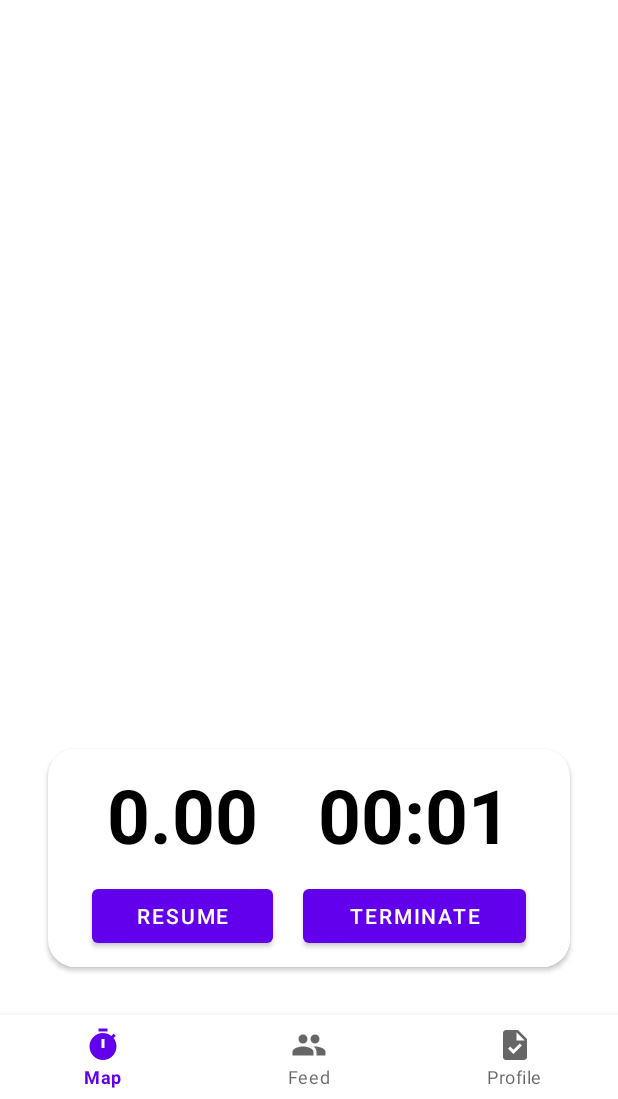
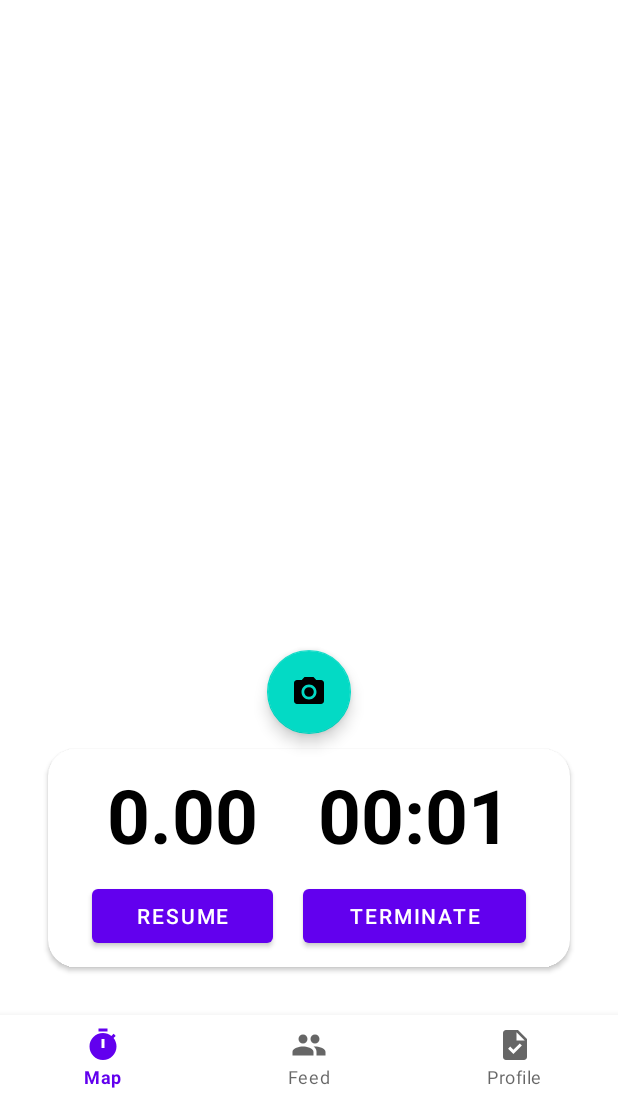
Before and after one commit to eapsa/cm_android_oart, an Android app: the screen it shows after launch once a user with an empty profile is signed in (MainActivity), after a tap on "PAUSE", on a phone screen of 412 x 824 dp, the part 137-1236 px from its top. Run offline under Robolectric (Android 15) with nearby library versions, the phone set to English and light mode, and no system bars; our stand-ins replace Firebase (no records; nobody signed in at launch, a user with empty details on screens opened directly), navigation-ui; 1 other tap on this screen came first.

Commit message:
camera button and timestamp

```diff
--- a/app/build.gradle
+++ b/app/build.gradle
@@ -11,7 +11,7 @@ android {
 
     defaultConfig {
         applicationId "com.example.oart"
-        minSdk 21
+        minSdk 26
         targetSdk 32
         versionCode 1
         versionName "1.0"
--- a/app/src/main/java/com/example/oart/MapsFragment.kt
+++ b/app/src/main/java/com/example/oart/MapsFragment.kt
@@ -9,7 +9,6 @@ import android.content.Intent
 import android.content.pm.PackageManager
 import android.location.Location
 import android.net.Uri
-import android.os.AsyncTask
 import android.os.Build
 import android.os.Bundle
 import android.os.Looper
@@ -21,8 +20,8 @@ import android.view.View
 import android.view.ViewGroup
 import android.widget.Button
 import android.widget.Chronometer
-import android.widget.TextView
 import android.widget.Toast
+import androidx.annotation.RequiresApi
 import androidx.appcompat.app.AlertDialog
 import androidx.core.app.ActivityCompat
 import androidx.core.content.ContextCompat
@@ -34,30 +33,30 @@ import com.google.android.gms.maps.GoogleMap
 import com.google.android.gms.maps.OnMapReadyCallback
 import com.google.android.gms.maps.SupportMapFragment
 import com.google.android.gms.maps.model.*
+import com.google.android.material.floatingactionbutton.FloatingActionButton
 import com.google.firebase.auth.FirebaseAuth
-import com.google.firebase.firestore.FirebaseFirestore
 import com.google.firebase.firestore.ktx.firestore
 import com.google.firebase.ktx.Firebase
 import com.google.firebase.storage.FirebaseStorage
 import com.google.firebase.storage.StorageReference
-import kotlinx.coroutines.tasks.await
+import java.time.LocalDateTime
 import kotlin.math.*
 
 class MapsFragment : Fragment() {
 
-    lateinit var outputTextView: TextView
     lateinit var startButton: Button
     lateinit var pauseButton: Button
     lateinit var resumeButton: Button
     lateinit var terminateButton: Button
+    lateinit var cameraButton: FloatingActionButton
     lateinit var chronometer: Chronometer
 
     lateinit var client: FusedLocationProviderClient
 
-    var locationCallback: LocationCallback = object: LocationCallback(){
+    private var locationCallback: LocationCallback = object: LocationCallback(){
         override fun onLocationResult(p0: LocationResult) {
             super.onLocationResult(p0)
-            var location1: Location = p0.lastLocation
+            val location1: Location = p0.lastLocation
             onlocationchange(location1)
         }
     }
@@ -67,9 +66,7 @@ class MapsFragment : Fragment() {
         .setInterval(10000)
         .setFastestInterval(1000)
 
-    var flag: Boolean = false
-
-    internal var mCurrLocationMarker: Marker? = null
+    private var mCurrLocationMarker: Marker? = null
     private var mMap: GoogleMap? = null
 
     private var polyline: Polyline? = null
@@ -87,21 +84,11 @@ class MapsFragment : Fragment() {
     val db = Firebase.firestore
 
     private val callback = OnMapReadyCallback { googleMap ->
-        /**
-         * Manipulates the map once available.
-         * This callback is triggered when the map is ready to be used.
-         * This is where we can add markers or lines, add listeners or move the camera.
-         * In this case, we just add a marker near Sydney, Australia.
-         * If Google Play services is not installed on the device, the user will be prompted to
-         * install it inside the SupportMapFragment. This method will only be triggered once the
-         * user has installed Google Play services and returned to the app.
-         */
         mMap = googleMap
 
         val sydney = LatLng(-34.0, 151.0)
         googleMap.addMarker(MarkerOptions().position(sydney).title("Marker in Sydney"))
         googleMap.moveCamera(CameraUpdateFactory.newLatLng(sydney))
-
     }
 
     override fun onCreateView(
@@ -147,10 +134,15 @@ class MapsFragment : Fragment() {
 //
 //        }
         chronometer = view.findViewById(R.id.idCMmeter)
-        startButton = view.findViewById<Button>(R.id.start_button)
-        pauseButton = view.findViewById<Button>(R.id.pause_button)
-        resumeButton = view.findViewById<Button>(R.id.resume_button)
-        terminateButton = view.findViewById<Button>(R.id.terminate_button)
+        startButton = view.findViewById(R.id.start_button)
+        pauseButton = view.findViewById(R.id.pause_button)
+        resumeButton = view.findViewById(R.id.resume_button)
+        terminateButton = view.findViewById(R.id.terminate_button)
+        cameraButton = view.findViewById(R.id.cameraButton)
+
+        cameraButton.setOnClickListener {
+            requestCameraPermission()
+        }
 
         startButton.setOnClickListener {
             points = emptyList()
@@ -170,6 +162,7 @@ class MapsFragment : Fragment() {
             pauseButton.visibility = View.GONE
             resumeButton.visibility = View.VISIBLE
             terminateButton.visibility = View.VISIBLE
+            cameraButton.visibility = View.VISIBLE
             startFlag = false
             timeSpent = chronometer.base - SystemClock.elapsedRealtime()
             Log.d("time",timeSpent.toString())
@@ -180,15 +173,16 @@ class MapsFragment : Fragment() {
             pauseButton.visibility = View.VISIBLE
             resumeButton.visibility = View.GONE
             terminateButton.visibility = View.GONE
+            cameraButton.visibility = View.GONE
             startFlag = true
             chronometer.base = SystemClock.elapsedRealtime() + timeSpent
             chronometer.start()
-            requestCameraPermission()
         }
         terminateButton.setOnClickListener {
             startButton.visibility = View.VISIBLE
             resumeButton.visibility = View.GONE
             terminateButton.visibility = View.GONE
+            cameraButton.visibility = View.GONE
             startFlag = false
             polyline?.remove()
             chronometer.stop()
@@ -247,7 +241,6 @@ class MapsFragment : Fragment() {
     }
 
     fun onlocationchange(location: Location){
-//        outputTextView.text = location1.toString()
         if (mCurrLocationMarker != null) {
             mCurrLocationMarker!!.remove()
         }
@@ -311,9 +304,11 @@ class MapsFragment : Fragment() {
         else speed = ((abs(timeSpent)/1000)/60)/(distance/1000)
     }
 
+
     private fun saveWorkout(){
         // Create a new user with a first and last name
         val workout = hashMapOf(
+            "timestamp" to LocalDateTime.now().toString(),
             "distance" to distance,
             "speed" to speed,
             "time" to timeSpent.toInt(),
@@ -426,7 +421,7 @@ class MapsFragment : Fragment() {
     override fun onActivityResult(requestCode: Int, resultCode: Int, data: Intent?) {
         super.onActivityResult(requestCode, resultCode, data)
         if (resultCode == Activity.RESULT_OK){
-            showAlert( imageUri.toString())
+//            showAlert( imageUri.toString())
             imageUriList += imageUri
         }
         else {
--- /dev/null
+++ b/app/src/main/res/drawable/ic_baseline_camera_alt_24.xml
@@ -0,0 +1,6 @@
+<vector android:height="24dp" android:tint="#000000"
+    android:viewportHeight="24" android:viewportWidth="24"
+    android:width="24dp" xmlns:android="http://schemas.android.com/apk/res/android">
+    <path android:fillColor="@android:color/white" android:pathData="M12,12m-3.2,0a3.2,3.2 0,1 1,6.4 0a3.2,3.2 0,1 1,-6.4 0"/>
+    <path android:fillColor="@android:color/white" android:pathData="M9,2L7.17,4L4,4c-1.1,0 -2,0.9 -2,2v12c0,1.1 0.9,2 2,2h16c1.1,0 2,-0.9 2,-2L22,6c0,-1.1 -0.9,-2 -2,-2h-3.17L15,2L9,2zM12,17c-2.76,0 -5,-2.24 -5,-5s2.24,-5 5,-5 5,2.24 5,5 -2.24,5 -5,5z"/>
+</vector>
--- a/app/src/main/res/layout/fragment_maps.xml
+++ b/app/src/main/res/layout/fragment_maps.xml
@@ -25,8 +25,22 @@ tools:context=".BlankFragment2">
         app:layout_constraintVertical_bias="0.0"
         tools:context=".MapsFragment" />
 
+    <com.google.android.material.floatingactionbutton.FloatingActionButton
+        android:id="@+id/cameraButton"
+        android:layout_width="wrap_content"
+        android:layout_height="wrap_content"
+        android:layout_marginBottom="10dp"
+        android:clickable="true"
+        android:contentDescription="@string/camera"
+        android:visibility="gone"
+        android:src="@drawable/ic_baseline_camera_alt_24"
+        app:layout_constraintBottom_toTopOf="@+id/cardView"
+        app:layout_constraintEnd_toEndOf="parent"
+        app:layout_constraintStart_toStartOf="parent"
+        android:focusable="true" />
 
     <androidx.cardview.widget.CardView
+        android:id="@+id/cardView"
         android:layout_width="0dp"
         android:layout_height="wrap_content"
         android:background="@drawable/background_border"
--- a/app/src/main/res/values/strings.xml
+++ b/app/src/main/res/values/strings.xml
@@ -46,4 +46,5 @@
     <string name="hello_second_fragment">Hello second fragment. Arg: %1$s</string>
     <string name="title_activity_sign_in">SignInActivity</string>
     <string name="Init_speed">0.00</string>
+    <string name="camera">camera</string>
 </resources>
```
Also changed, not shown: app/src/main/res/layout/fragment_blank2.xml (+13 -0 lines).
